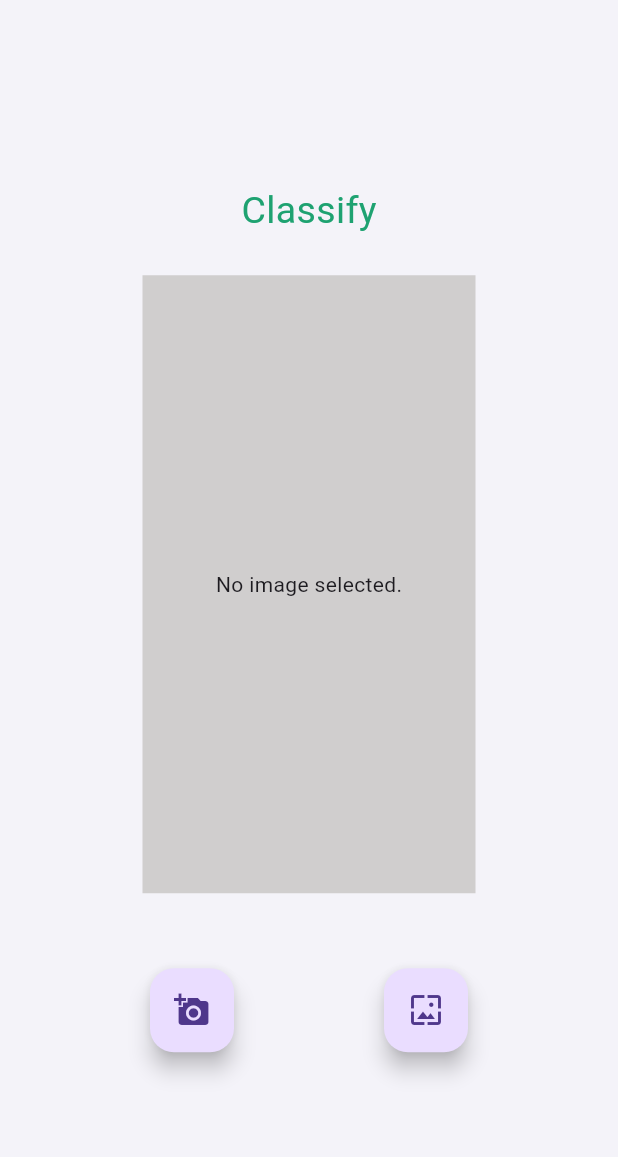
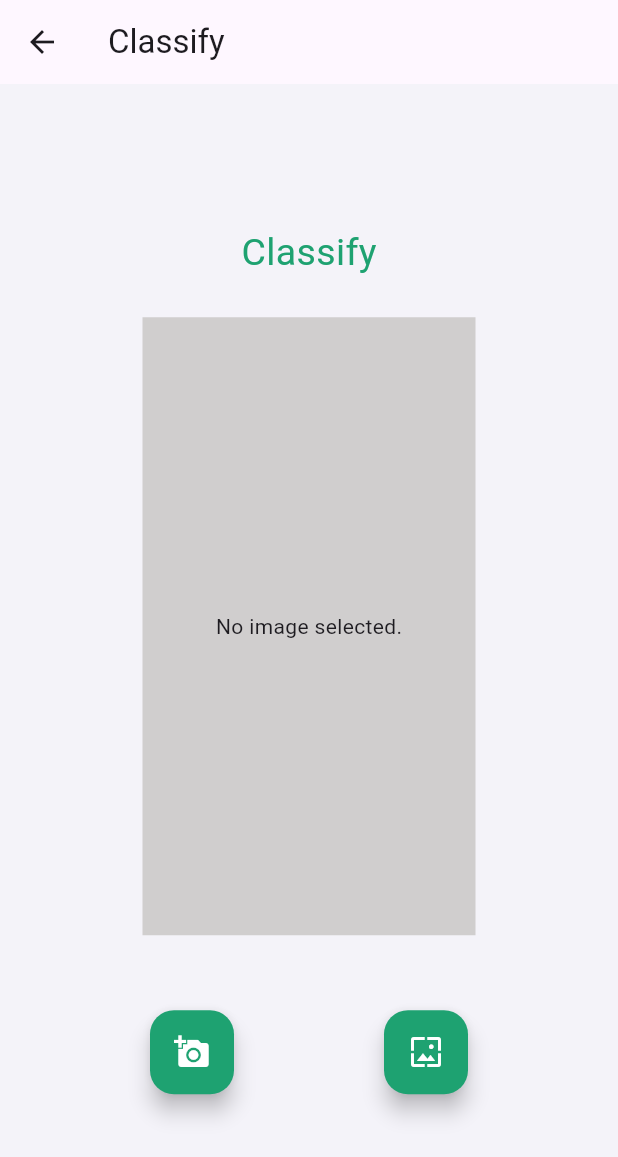
Before and after one commit to plog-us/plog-us-FE, a Flutter app: the ClassifyPage screen opened directly, on a phone screen of 412 x 824 dp. Shown: the top 1157 px of the screen. Run offline on Flutter 3.47's test engine with Material 3 defaults, Android fonts, the phone set to English and light mode, and no system bars; our stand-ins replace animated_text_kit, decimal, firebase_auth, firebase_core, flutter_screenutil, flutter_svg and 8 more; missing offline and left inert: tflite; accounts and stored records are empty; Roboto replaces fonts that are missing (SUITE).

```diff
--- a/lib/app/view/classify_page/classify_page.dart
+++ b/lib/app/view/classify_page/classify_page.dart
@@ -49,7 +49,7 @@ class _ClassifyPageState extends State<ClassifyPage> {
 
   // 이미지 분류
   Future classifyImage(File image) async {
-    print("asdasddas$image");
+    print('${image.path} image');
     var output = await Tflite.runModelOnImage(
         path: image.path,
         imageMean: 0.0, // defaults to 117.0
@@ -153,6 +153,9 @@ class _ClassifyPageState extends State<ClassifyPage> {
         [DeviceOrientation.portraitUp, DeviceOrientation.portraitDown]);
 
     return Scaffold(
+        appBar: AppBar(
+          title: const Text('Classify'),
+        ),
         backgroundColor: const Color(0xfff4f3f9),
         body: Column(
           mainAxisAlignment: MainAxisAlignment.center,
@@ -177,6 +180,8 @@ class _ClassifyPageState extends State<ClassifyPage> {
                     await getImage(ImageSource.camera);
                     recycleDialog();
                   },
+                  backgroundColor: const Color(0xff1ea271),
+                  foregroundColor: Colors.white,
                   child: const Icon(Icons.add_a_photo),
                 ),
 
@@ -188,6 +193,8 @@ class _ClassifyPageState extends State<ClassifyPage> {
                     await getImage(ImageSource.gallery);
                     recycleDialog();
                   },
+                  backgroundColor: const Color(0xff1ea271),
+                  foregroundColor: Colors.white,
                   child: const Icon(Icons.wallpaper),
                 ),
               ],
--- a/lib/app/view/map_page/map_page.dart
+++ b/lib/app/view/map_page/map_page.dart
@@ -291,6 +291,7 @@ class _MapScreenState extends State<MapScreen> {
               Decimal.parse(distance.toStringAsFixed(1));
           String plogDistanceString = plogDistanceDecimal.toString();
           print('현재 위치와 선택한 플로깅 위치 간의 거리: $plogdistance 킬로미터');
+          plogdistance = plogDistanceString;
         });
       });
     } else {
@@ -325,6 +326,7 @@ class _MapScreenState extends State<MapScreen> {
     String apiUrl =
         '${BuildConfig.instance.config.baseUrl}/finishplogging/$ploggingUuid';
     String finaldistance = plogdistance.toString();
+    print('플로깅 종료 거리 $finaldistance $plogdistance');
 
     Map<String, dynamic> requestData = {'ploggingDistance': finaldistance};
 
```
Also changed, not shown: 1 other file.
